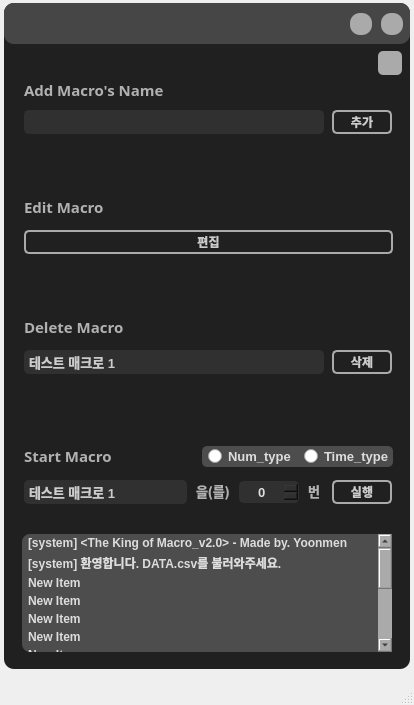
The window that The_King_of_Macro_v2.0/KOM_v2.0.ui (Yoon-men/The-King-of-Macro) describes before a commit, drawn with Qt 5.
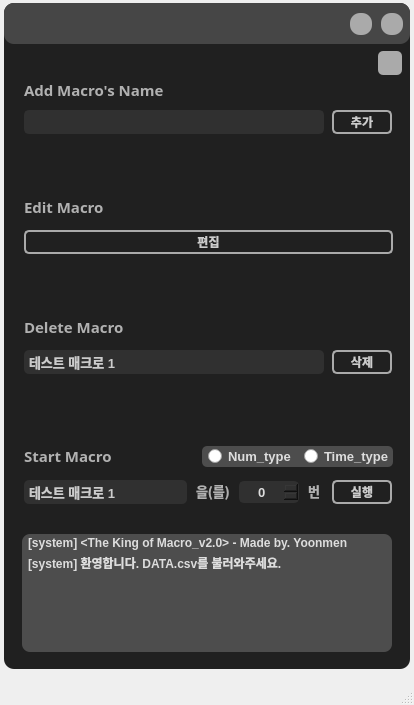
The same window after the commit. Icons and pictures are not drawn.

Diff of the .ui file:
```diff
--- a/The_King_of_Macro_v2.0/KOM_v2.0.ui
+++ b/The_King_of_Macro_v2.0/KOM_v2.0.ui
@@ -934,61 +934,6 @@
       <string>[system] 환영합니다. DATA.csv를 불러와주세요.</string>
      </property>
     </item>
-    <item>
-     <property name="text">
-      <string>New Item</string>
-     </property>
-    </item>
-    <item>
-     <property name="text">
-      <string>New Item</string>
-     </property>
-    </item>
-    <item>
-     <property name="text">
-      <string>New Item</string>
-     </property>
-    </item>
-    <item>
-     <property name="text">
-      <string>New Item</string>
-     </property>
-    </item>
-    <item>
-     <property name="text">
-      <string>New Item</string>
-     </property>
-    </item>
-    <item>
-     <property name="text">
-      <string>New Item</string>
-     </property>
-    </item>
-    <item>
-     <property name="text">
-      <string>New Item</string>
-     </property>
-    </item>
-    <item>
-     <property name="text">
-      <string>New Item</string>
-     </property>
-    </item>
-    <item>
-     <property name="text">
-      <string>New Item</string>
-     </property>
-    </item>
-    <item>
-     <property name="text">
-      <string>New Item</string>
-     </property>
-    </item>
-    <item>
-     <property name="text">
-      <string>New Item</string>
-     </property>
-    </item>
    </widget>
   </widget>
   <widget class="QMenuBar" name="menubar">
```
Left out of the diff: 54 changed lines with no effect on the pictures.
